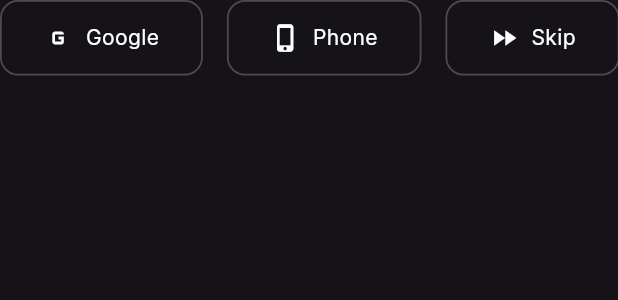
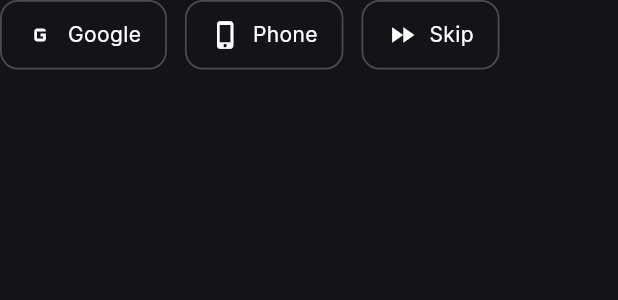
Before and after one commit to hailishronaldo/AI-TUTOR-APP, a Flutter app: the SocialRow widget shown alone on an empty page, opened directly, on a phone screen of 412 x 824 dp. Shown: the top 300 px of the screen. Run offline on Flutter 3.47's test engine with Material 3 defaults, Android fonts, the phone set to English and light mode, and no system bars; our stand-ins replace firebase_auth, firebase_core, flutter_riverpod, google_fonts, google_sign_in, shared_preferences; accounts and stored records are empty; network calls fail.

Commit message:
Updated auth_widgets.dart

```diff
--- a/lib/widgets/auth_widgets.dart
+++ b/lib/widgets/auth_widgets.dart
@@ -134,8 +134,10 @@ class SocialRow extends StatelessWidget {
 
   @override
   Widget build(BuildContext context) {
-    return Row(
-      mainAxisAlignment: MainAxisAlignment.center,
+    return Wrap(
+      spacing: 12,
+      runSpacing: 12,
+      alignment: WrapAlignment.center,
       children: [
         // Google
         SocialButton(
@@ -178,7 +180,6 @@ class SocialRow extends StatelessWidget {
             }
           },
         ),
-        const SizedBox(width: 16),
         // Phone
         SocialButton(
           icon: Icons.phone_iphone,
@@ -189,7 +190,6 @@ class SocialRow extends StatelessWidget {
             );
           },
         ),
-        const SizedBox(width: 16),
         // Skip for now (guest)
         SocialButton(
           icon: Icons.fast_forward,
@@ -254,9 +254,12 @@ class _SocialButtonState extends State<SocialButton> {
     return MouseRegion(
       onEnter: (_) => setState(() => _isHovered = true),
       onExit: (_) => setState(() => _isHovered = false),
+      child: InkWell(
+        onTap: widget.onPressed,
+        borderRadius: BorderRadius.circular(12),
         child: AnimatedContainer(
           duration: kAnimationFast,
-        padding: const EdgeInsets.symmetric(horizontal: 24, vertical: 12),
+          padding: const EdgeInsets.symmetric(horizontal: 16, vertical: 12),
           decoration: BoxDecoration(
             borderRadius: BorderRadius.circular(12),
             border: Border.all(
@@ -267,19 +270,16 @@ class _SocialButtonState extends State<SocialButton> {
                 ? kPrimaryColor.withOpacity(0.1)
                 : Colors.transparent,
           ),
-        child: InkWell(
-          onTap: widget.onPressed,
-          borderRadius: BorderRadius.circular(12),
-          child: Padding(
-            padding: const EdgeInsets.symmetric(horizontal: 4, vertical: 2),
           child: Row(
             mainAxisSize: MainAxisSize.min,
             children: [
               Icon(widget.icon, color: Colors.white, size: 20),
               const SizedBox(width: 8),
-                Text(widget.label, style: const TextStyle(color: Colors.white)),
+              Text(
+                widget.label,
+                style: const TextStyle(color: Colors.white, fontSize: 14),
+              ),
             ],
-            ),
           ),
         ),
       ),
```
Lines whose indentation alone changed are shown as unchanged.
